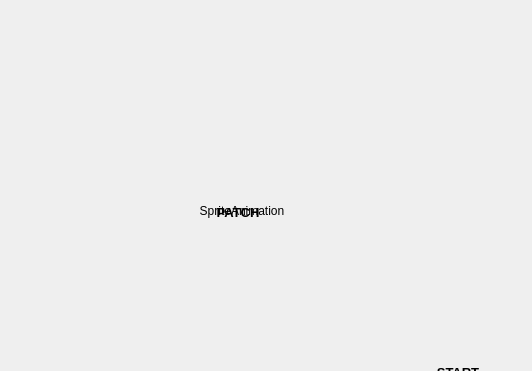
qinmenghua/pw-patcher, file mainwindow.ui: the form before one commit; both pictures show x 84 to 616 and y 0 to 371 of the 616 by 553 pixel window.
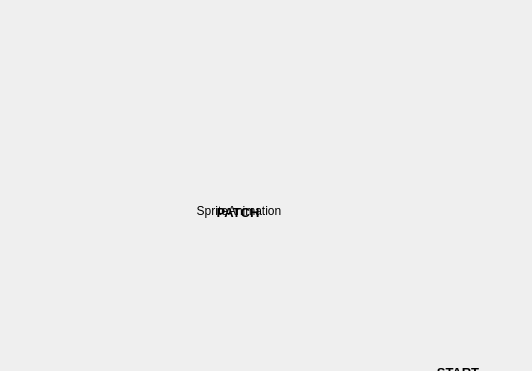
The form after the commit. Icons and pictures are not drawn. Custom widgets are drawn as their Qt base class.

Commit message: uses QtConcurrent when spawning another process to not block UI thread (thus, the animation)

Patch:
```diff
--- a/mainwindow.ui
+++ b/mainwindow.ui
@@ -128,7 +128,7 @@
    <widget class="AnimatedLabel" name="animation">
     <property name="geometry">
      <rect>
-      <x>230</x>
+      <x>227</x>
       <y>115</y>
       <width>192</width>
       <height>192</height>
```
The commit also changes 3 other files.
